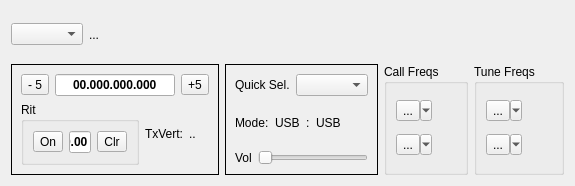
Before: the Qt Designer form mqt/MqtLogger/rigcontrolframe.ui in Rsclub22/Minos2-Mirror, drawn with Qt 5.
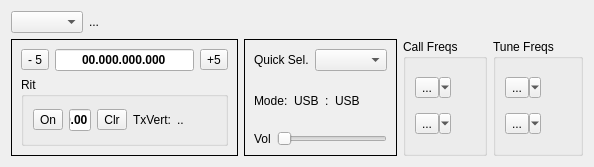
After: the same form once the commit is applied. Custom widgets are drawn as their Qt base class.

Commit message: consolidate freq change for change contest to one place

What changed in the file:
```diff
--- a/mqt/MqtLogger/rigcontrolframe.ui
+++ b/mqt/MqtLogger/rigcontrolframe.ui
@@ -6,8 +6,8 @@
    <rect>
     <x>0</x>
     <y>0</y>
-    <width>575</width>
-    <height>186</height>
+    <width>594</width>
+    <height>167</height>
    </rect>
   </property>
   <property name="windowTitle">
@@ -19,7 +19,9 @@
   <property name="frameShadow">
    <enum>QFrame::Raised</enum>
   </property>
-  <layout class="QVBoxLayout" name="verticalLayout_2">
+  <layout class="QVBoxLayout" name="verticalLayout_6">
+   <item>
+    <layout class="QHBoxLayout" name="horizontalLayout_13">
    <item>
     <layout class="QHBoxLayout" name="horizontalLayout_11">
      <item>
@@ -62,6 +64,32 @@
     </layout>
    </item>
    <item>
+      <layout class="QHBoxLayout" name="horizontalLayout_12">
+       <item>
+        <widget class="QLabel" name="bandWarnLabel">
+         <property name="text">
+          <string/>
+         </property>
+        </widget>
+       </item>
+       <item>
+        <spacer name="horizontalSpacer_2">
+         <property name="orientation">
+          <enum>Qt::Horizontal</enum>
+         </property>
+         <property name="sizeHint" stdset="0">
+          <size>
+           <width>40</width>
+           <height>20</height>
+          </size>
+         </property>
+        </spacer>
+       </item>
+      </layout>
+     </item>
+    </layout>
+   </item>
+   <item>
     <layout class="QHBoxLayout" name="horizontalLayout_4">
      <item>
       <widget class="QFrame" name="frame">
@@ -169,9 +197,8 @@
                </item>
               </layout>
              </item>
-            </layout>
-           </widget>
-          </item>
+             <item>
+              <layout class="QVBoxLayout" name="verticalLayout_2">
           <item>
            <layout class="QHBoxLayout" name="horizontalLayout_3">
             <item>
@@ -202,6 +229,11 @@
              </spacer>
             </item>
            </layout>
+               </item>
+              </layout>
+             </item>
+            </layout>
+           </widget>
           </item>
          </layout>
         </item>
```
Lines whose indentation alone changed are shown as unchanged. The commit also changes 2 other files.
